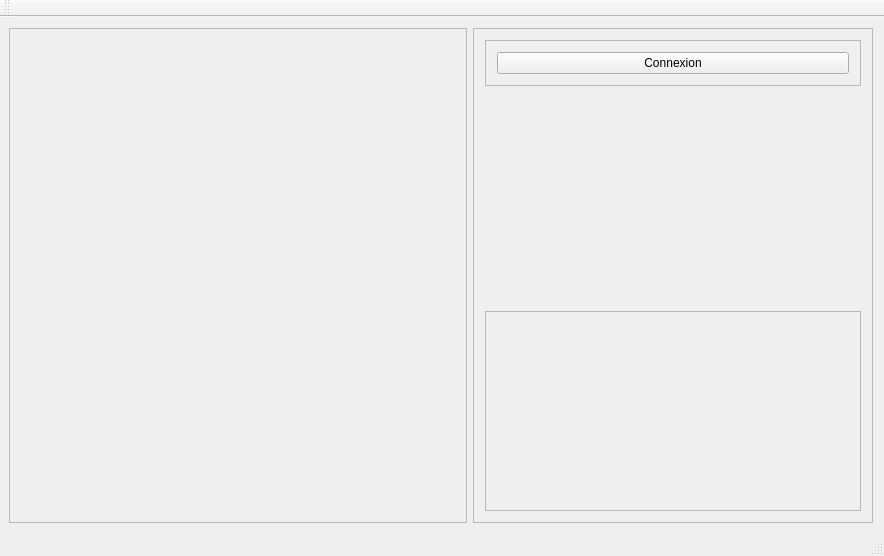
First picture: the form in mainwindow.ui, repository BOISSARD/WifiBot, before the edit.
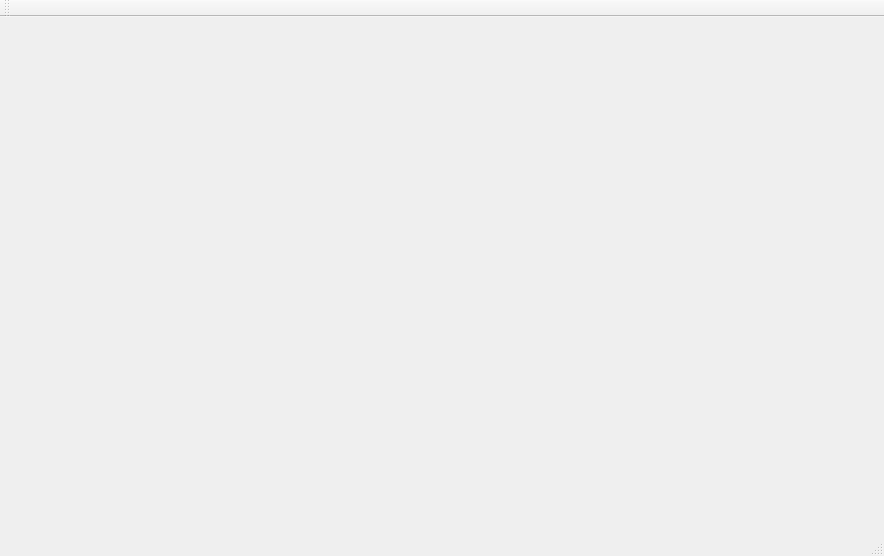
Second picture: the form after the edit. Custom widgets are drawn as their Qt base class.

The edit to the form file:
```diff
--- a/mainwindow.ui
+++ b/mainwindow.ui
@@ -26,127 +26,16 @@
      <height>300</height>
     </size>
    </property>
-   <layout class="QHBoxLayout" name="horizontalLayout_4">
+   <layout class="QVBoxLayout" name="horizontalLayout_4">
     <property name="leftMargin">
      <number>9</number>
     </property>
-    <item>
-     <widget class="QFrame" name="frame">
-      <property name="frameShape">
-       <enum>QFrame::StyledPanel</enum>
-      </property>
-      <property name="frameShadow">
-       <enum>QFrame::Raised</enum>
-      </property>
-      <layout class="QGridLayout" name="gridLayout_4"/>
-     </widget>
-    </item>
-    <item>
-     <widget class="QFrame" name="Controles">
-      <property name="minimumSize">
-       <size>
-        <width>400</width>
-        <height>400</height>
-       </size>
-      </property>
-      <property name="maximumSize">
-       <size>
-        <width>400</width>
-        <height>16777215</height>
-       </size>
-      </property>
-      <property name="frameShape">
-       <enum>QFrame::StyledPanel</enum>
-      </property>
-      <property name="frameShadow">
-       <enum>QFrame::Raised</enum>
-      </property>
-      <layout class="QVBoxLayout" name="verticalLayout">
-       <item>
-        <widget class="QFrame" name="Informations">
-         <property name="maximumSize">
-          <size>
-           <width>400</width>
-           <height>200</height>
-          </size>
-         </property>
-         <property name="frameShape">
-          <enum>QFrame::StyledPanel</enum>
-         </property>
-         <property name="frameShadow">
-          <enum>QFrame::Raised</enum>
-         </property>
-         <layout class="QGridLayout" name="gridLayout_3">
-          <item row="0" column="0">
-           <widget class="QPushButton" name="connectionBtn">
-            <property name="text">
-             <string>Connexion</string>
-            </property>
-           </widget>
-          </item>
-         </layout>
-        </widget>
-       </item>
-       <item>
-        <spacer name="verticalSpacer">
-         <property name="orientation">
-          <enum>Qt::Vertical</enum>
-         </property>
-         <property name="sizeHint" stdset="0">
-          <size>
-           <width>20</width>
-           <height>40</height>
-          </size>
-         </property>
-        </spacer>
-       </item>
-       <item>
-        <widget class="QFrame" name="Deplacement">
-         <property name="minimumSize">
-          <size>
-           <width>200</width>
-           <height>200</height>
-          </size>
-         </property>
-         <property name="maximumSize">
-          <size>
-           <width>400</width>
-           <height>200</height>
-          </size>
-         </property>
-         <property name="frameShape">
-          <enum>QFrame::StyledPanel</enum>
-         </property>
-         <property name="frameShadow">
-          <enum>QFrame::Raised</enum>
-         </property>
-         <layout class="QHBoxLayout" name="horizontalLayout_2">
-          <item>
-           <widget class="JoyPad" name="widget1" native="true"/>
-          </item>
-          <item>
-           <widget class="JoyPad" name="widget2" native="true"/>
-          </item>
-         </layout>
-        </widget>
-       </item>
-      </layout>
-     </widget>
-    </item>
    </layout>
   </widget>
   <widget class="QStatusBar" name="statusBar"/>
   <widget class="QToolBar" name="mainToolBar"/>
  </widget>
  <layoutdefault spacing="6" margin="11"/>
- <customwidgets>
-  <customwidget>
-   <class>JoyPad</class>
-   <extends>QWidget</extends>
-   <header>joypad.h</header>
-   <container>1</container>
-  </customwidget>
- </customwidgets>
  <resources/>
  <connections>
   <connection>
```
Left out of the diff: 21 changed lines with no effect on the pictures.
